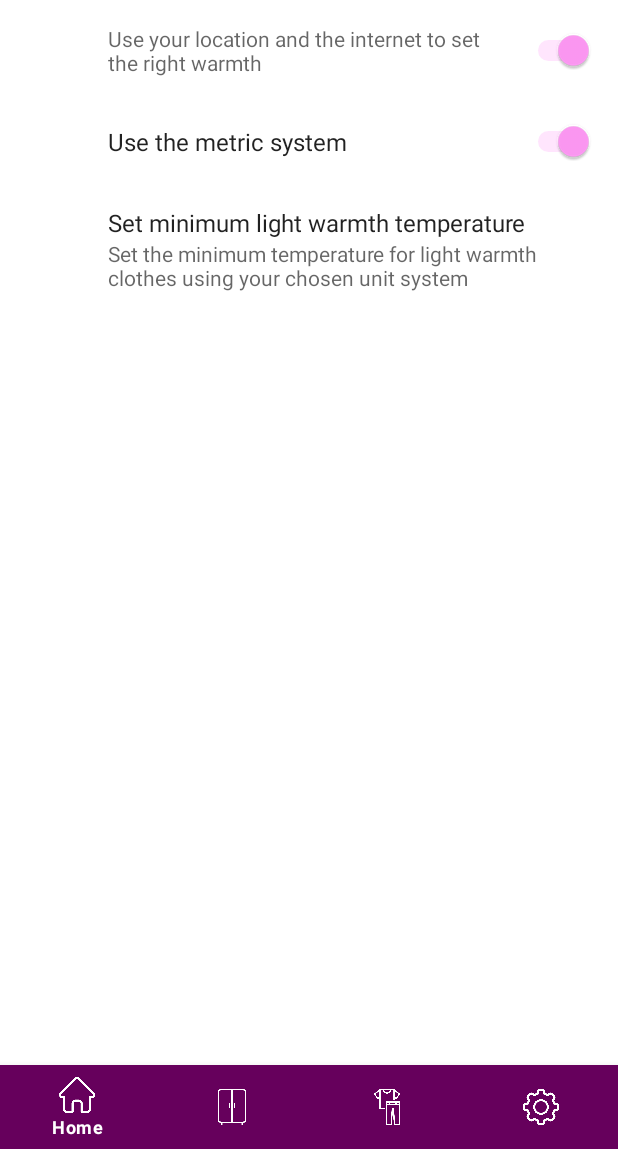
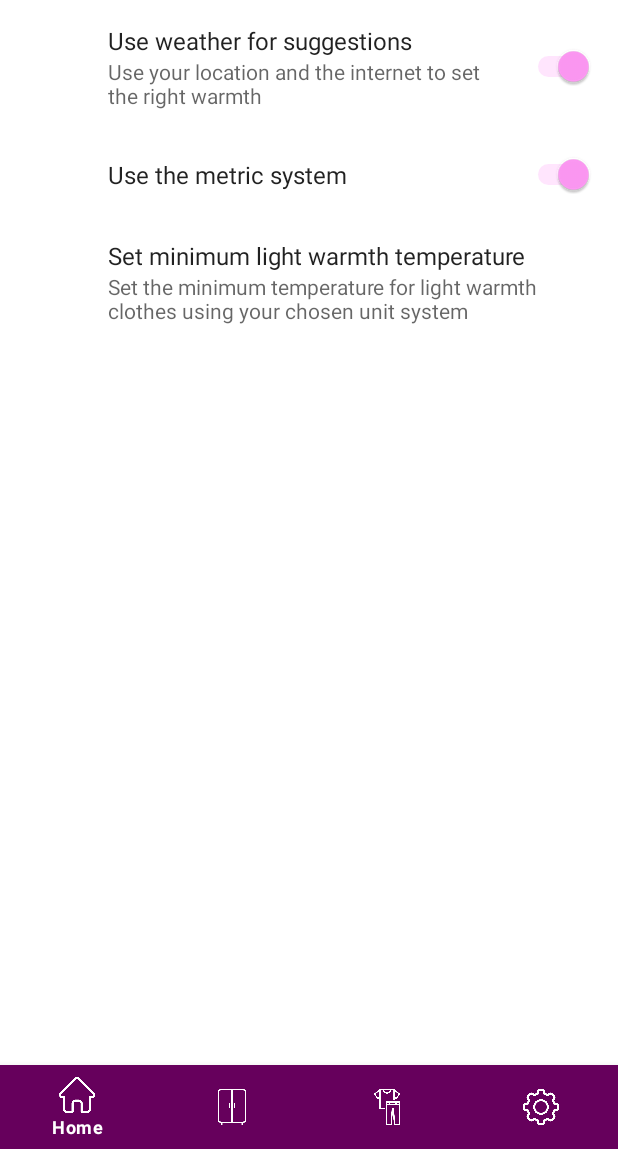
Before and after one commit to ModernMalick/CappsuleAndroid, an Android app: the fragment Settings placed in its activity, on a phone screen of 412 x 824 dp, the part 87-1236 px from its top. Run offline under Robolectric (Android 15) with nearby library versions, the phone set to English and light mode, and no system bars; our stand-ins replace androidx.preference; 1 statement that could not run was skipped.

Commit message:
Preference titles

```diff
--- a/app/src/main/res/values/strings.xml
+++ b/app/src/main/res/values/strings.xml
@@ -87,4 +87,5 @@
     <string name="NeedsPermissions">Please grant the required permissions</string>
     <string name="tryDiff">Try different filters !</string>
     <string name="useMetric">Use the metric system</string>
+    <string name="UseWeatherS">Use weather for suggestions</string>
 </resources>
--- a/app/src/main/res/xml/root_preferences.xml
+++ b/app/src/main/res/xml/root_preferences.xml
@@ -4,8 +4,8 @@
 
     <SwitchPreference
         android:summary="@string/UseLocation"
-        app:defaultValue="true"
-        app:key="weather_warmth" app:useSimpleSummaryProvider="true"/>
+        android:title="@string/UseWeatherS"
+        app:defaultValue="true" app:key="weather_warmth" app:useSimpleSummaryProvider="true"/>
 
     <SwitchPreference
         android:title="@string/useMetric"
```
